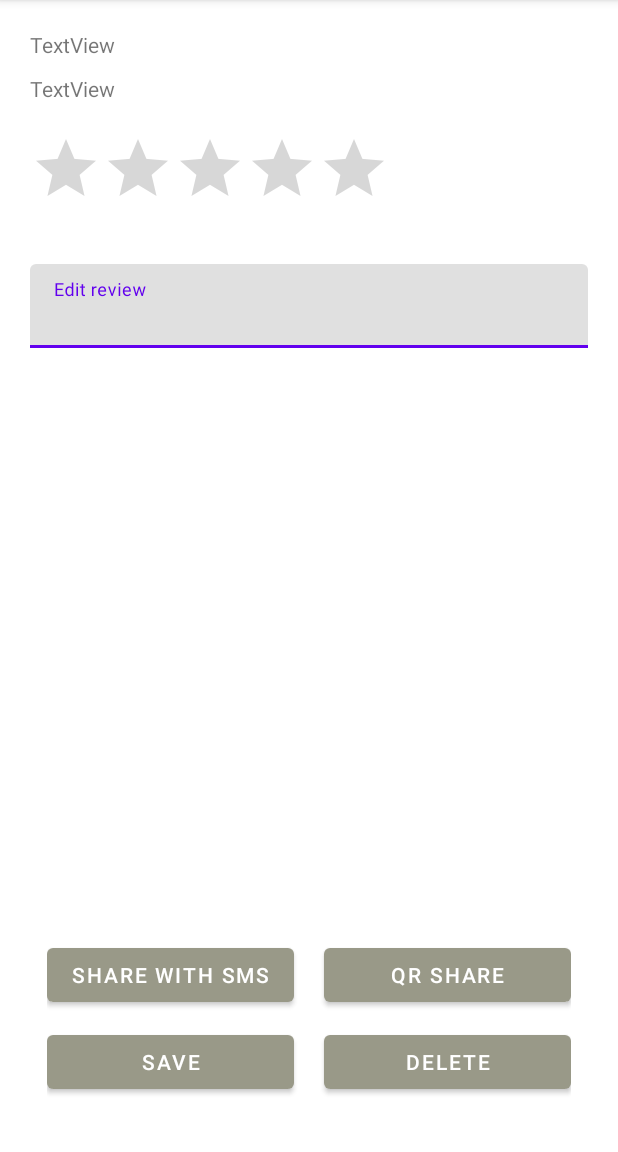
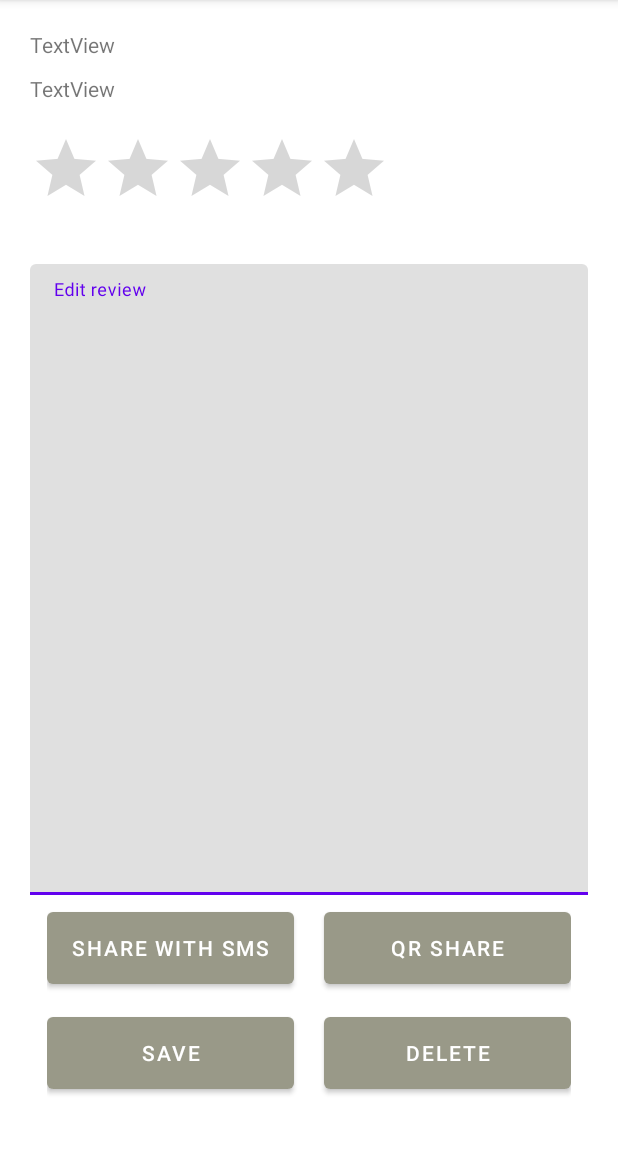
Before and after one commit to NikosKontou/BookRater, an Android app: the EditReview screen opened directly, with no data from a screen before it, on a phone screen of 412 x 824 dp, the part 84-1236 px from its top. Run offline under Robolectric (Android 15) with nearby library versions, the phone set to English and light mode, and no system bars.

Commit message:
large text box

```diff
--- a/app/src/main/res/layout/activity_create_new_review.xml
+++ b/app/src/main/res/layout/activity_create_new_review.xml
@@ -49,8 +49,9 @@
 
     <com.google.android.material.textfield.TextInputLayout
         android:layout_width="0dp"
-        android:layout_height="wrap_content"
+        android:layout_height="0dp"
         android:layout_marginTop="80dp"
+        app:layout_constraintBottom_toTopOf="@+id/saveReview"
         app:layout_constraintEnd_toEndOf="parent"
         app:layout_constraintStart_toStartOf="parent"
         app:layout_constraintTop_toBottomOf="@+id/ratingBar">
--- a/app/src/main/res/layout/activity_edit_review.xml
+++ b/app/src/main/res/layout/activity_edit_review.xml
@@ -15,7 +15,7 @@
         android:layout_marginBottom="5dp"
         android:elevation="10dp"
         android:onClick="hideQr"
-        android:text="Hide qr code"
+        android:text="@string/hide_qr_code"
         android:visibility="invisible"
         app:layout_constraintBottom_toTopOf="@+id/linearLayout"
         app:layout_constraintEnd_toEndOf="parent"
@@ -27,8 +27,8 @@
         android:layout_width="0dp"
         android:layout_height="0dp"
         android:layout_gravity="center_horizontal"
-        android:background="#888888"
-        android:contentDescription="scan the qr code to display the review"
+        android:background="#ffffff"
+        android:contentDescription="@string/scan_the_qr_code_to_display_the_review"
         android:elevation="1dp"
         android:scaleType="fitCenter"
         android:src="@drawable/ic_launcher_foreground"
@@ -59,8 +59,9 @@
     <com.google.android.material.textfield.TextInputLayout
         android:id="@+id/textInputLayout2"
         android:layout_width="0dp"
-        android:layout_height="wrap_content"
+        android:layout_height="0dp"
         android:layout_marginTop="30dp"
+        app:layout_constraintBottom_toBottomOf="@+id/hideQr"
         app:layout_constraintEnd_toEndOf="parent"
         app:layout_constraintStart_toStartOf="parent"
         app:layout_constraintTop_toBottomOf="@+id/editRating">
@@ -68,8 +69,8 @@
         <com.google.android.material.textfield.TextInputEditText
             android:id="@+id/editReview"
             android:layout_width="match_parent"
-            android:layout_height="wrap_content"
-            android:hint="Edit review" />
+            android:layout_height="match_parent"
+            android:hint="@string/edit_review" />
     </com.google.android.material.textfield.TextInputLayout>
 
     <RatingBar
@@ -77,7 +78,7 @@
         android:layout_width="wrap_content"
         android:layout_height="wrap_content"
         android:layout_marginTop="20dp"
-        android:contentDescription="edit previously saved rating"
+        android:contentDescription="@string/edit_saved_rating"
         app:layout_constraintStart_toStartOf="parent"
         app:layout_constraintTop_toBottomOf="@+id/titleEdit" />
 
@@ -96,7 +97,7 @@
 
         <LinearLayout
             android:layout_width="match_parent"
-            android:layout_height="wrap_content"
+            android:layout_height="60dp"
             android:layout_marginLeft="10sp"
             android:layout_marginRight="10sp"
             android:layout_marginBottom="10sp"
@@ -105,27 +106,27 @@
             <Button
                 android:id="@+id/contactShare"
                 android:layout_width="match_parent"
-                android:layout_height="wrap_content"
+                android:layout_height="match_parent"
                 android:layout_marginRight="10sp"
                 android:layout_weight="1"
                 android:onClick="smsShare"
-                android:text="Share with sms"
+                android:text="@string/share_with_sms"
                 android:theme="@style/Button.greyTint" />
 
             <Button
                 android:id="@+id/qrShare"
                 android:layout_width="match_parent"
-                android:layout_height="wrap_content"
-                android:layout_marginLeft="10sp"
+                android:layout_height="match_parent"
+                android:layout_marginLeft="10dp"
                 android:layout_weight="1"
                 android:onClick="qrCodeShare"
-                android:text="Qr share"
+                android:text="@string/qr_share"
                 android:theme="@style/Button.greyTint" />
         </LinearLayout>
 
         <LinearLayout
             android:layout_width="match_parent"
-            android:layout_height="wrap_content"
+            android:layout_height="60dp"
             android:layout_marginLeft="10sp"
             android:layout_marginRight="10sp"
             android:orientation="horizontal">
@@ -133,7 +134,7 @@
             <Button
                 android:id="@+id/saveChanges"
                 android:layout_width="match_parent"
-                android:layout_height="wrap_content"
+                android:layout_height="match_parent"
                 android:layout_marginRight="10sp"
                 android:layout_weight="1"
                 android:onClick="saveChanges"
@@ -143,7 +144,7 @@
             <Button
                 android:id="@+id/deleteReview"
                 android:layout_width="match_parent"
-                android:layout_height="wrap_content"
+                android:layout_height="match_parent"
                 android:layout_marginLeft="10sp"
                 android:layout_weight="1"
                 android:onClick="deleteReview"
--- a/app/src/main/res/values/strings.xml
+++ b/app/src/main/res/values/strings.xml
@@ -8,4 +8,10 @@
     <string name="loading">Results are loading</string>
     <string name="no_search_term">No results found, try another term</string>
     <string name="no_network">Network error</string>
+    <string name="qr_share">Qr share</string>
+    <string name="share_with_sms">Share with sms</string>
+    <string name="edit_saved_rating">edit previously saved rating</string>
+    <string name="edit_review">Edit review</string>
+    <string name="scan_the_qr_code_to_display_the_review">scan the qr code to display the review</string>
+    <string name="hide_qr_code">Hide qr code</string>
 </resources>
```
